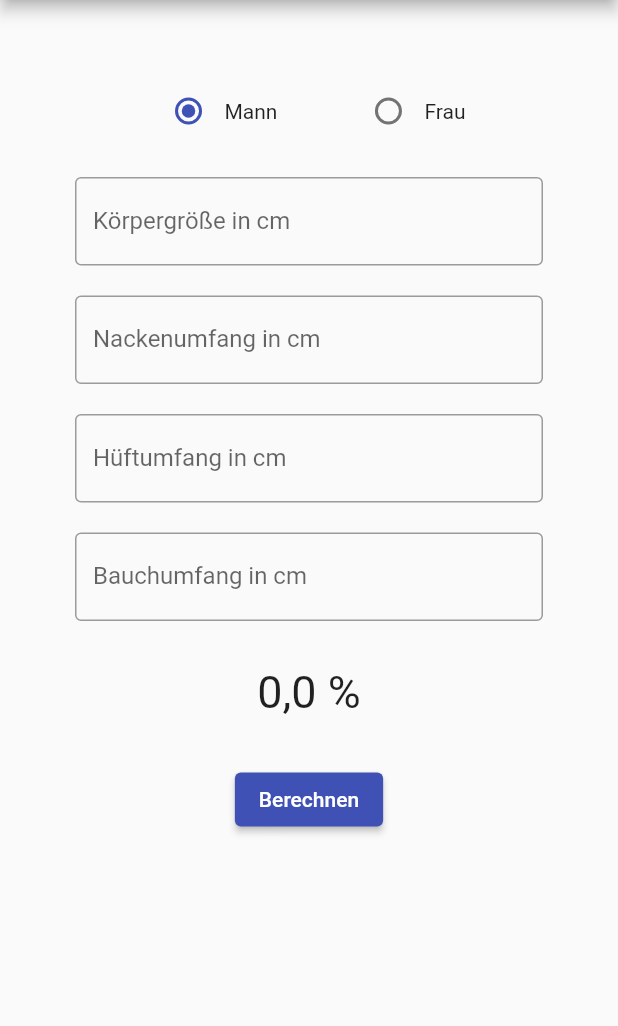
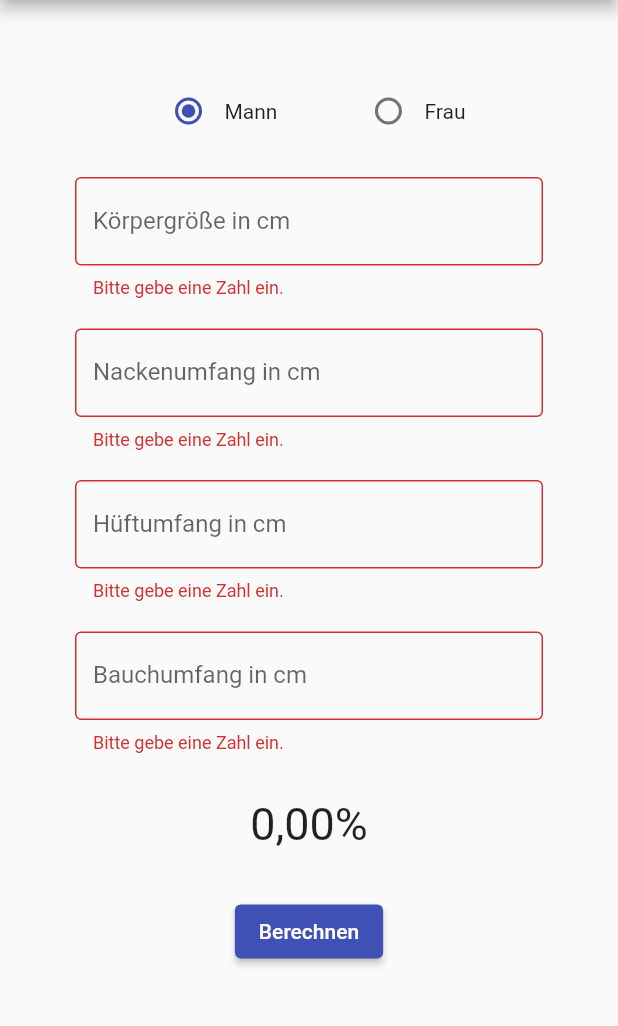
Before and after one commit to Nico-88/App001, a Flutter app: the screen it shows after launch, after a tap on "Berechnen", on a phone screen of 412 x 824 dp, the part 84-1110 px from its top. Run offline on Flutter 3.47's test engine with Material 2 defaults, Android fonts, the phone set to English and light mode, and no system bars.

```diff
--- a/lib/main.dart
+++ b/lib/main.dart
@@ -1,4 +1,5 @@
 import 'package:flutter/material.dart';
+import 'package:flutter/services.dart';
 
 void main() {
   runApp(const MyApp());
@@ -31,6 +32,29 @@ class MyHomePage extends StatefulWidget {
 class _MyHomePageState extends State<MyHomePage> {
   String gender = 'male';
   bool isVisible = true;
+  final _formKey = GlobalKey<FormState>();
+  String kfa = '0,00%';
+
+  @override
+  void initState() {
+    super.initState();
+  }
+
+  void _submit() {
+    if (_formKey.currentState!.validate()) {
+      print("Formular ist gültig und kann verarbeitet werden");
+    } else {
+      print("Formular ist nicht gültig");
+      //_formKey.currentState?.reset();
+    }
+  }
+
+  String? integerValidator(value) {
+    if (value == null || value.isEmpty) {
+      return 'Bitte gebe eine Zahl ein.';
+    }
+    return null;
+  }
 
   @override
   Widget build(BuildContext context) {
@@ -40,6 +64,7 @@ class _MyHomePageState extends State<MyHomePage> {
       ),
       body: SingleChildScrollView(
         child: Form(
+          key: _formKey,
           child: Padding(
             padding: const EdgeInsets.all(50),
             child: Column(
@@ -58,8 +83,8 @@ class _MyHomePageState extends State<MyHomePage> {
                         });
                       },
                     ),
-                    Text('Mann'),
-                    SizedBox(width: 50),
+                    const Text('Mann'),
+                    const SizedBox(width: 50),
                     Radio(
                       value: 'female',
                       groupValue: gender,
@@ -70,21 +95,26 @@ class _MyHomePageState extends State<MyHomePage> {
                         });
                       },
                     ),
-                    Text('Frau'),
+                    const Text('Frau'),
                   ],
                 ),
-                SizedBox(height: 20),
+                const SizedBox(height: 20),
                 TextFormField(
                   keyboardType: TextInputType.number,
-                  decoration: InputDecoration(
+                  validator: integerValidator,
+                  inputFormatters: <TextInputFormatter>[
+                    FilteringTextInputFormatter.digitsOnly,
+                  ],
+                  decoration: const InputDecoration(
                     labelText: 'Körpergröße in cm',
                     border: OutlineInputBorder(),
                   ),
                 ),
-                SizedBox(height: 20),
+                const SizedBox(height: 20),
                 TextFormField(
                   keyboardType: TextInputType.number,
-                  decoration: InputDecoration(
+                  validator: integerValidator,
+                  decoration: const InputDecoration(
                     labelText: 'Nackenumfang in cm',
                     border: OutlineInputBorder(),
                   ),
@@ -94,10 +124,11 @@ class _MyHomePageState extends State<MyHomePage> {
                   child:
                     Column(
                       children: [
-                        SizedBox(height: 20),
+                        const SizedBox(height: 20),
                         TextFormField(
                           keyboardType: TextInputType.number,
-                          decoration: InputDecoration(
+                          validator: integerValidator,
+                          decoration: const InputDecoration(
                             labelText: 'Hüftumfang in cm',
                             border: OutlineInputBorder(),
                           ),
@@ -105,37 +136,32 @@ class _MyHomePageState extends State<MyHomePage> {
                       ],
                     ),
                 ),
-                SizedBox(height: 20),
+                const SizedBox(height: 20),
                 TextFormField(
                   keyboardType: TextInputType.number,
-                  decoration: InputDecoration(
+                  validator: integerValidator,
+                  decoration: const InputDecoration(
                     labelText: 'Bauchumfang in cm',
                     border: OutlineInputBorder(),
                   ),
                 ),
-                SizedBox(height: 30),
+                const SizedBox(height: 30),
                 Row(
                   mainAxisAlignment: MainAxisAlignment.center,
                   children: [
                     Text(
-                        '0,0 %',
-                      style: const TextStyle(fontSize: 30),
+                      kfa,
+                      style: TextStyle(fontSize: 30),
                     ),
                   ],
                 ),
-                SizedBox(height: 30),
+                const SizedBox(height: 30),
                 Row(
                   mainAxisAlignment: MainAxisAlignment.center,
                   children: [
                     ElevatedButton(
-                      onPressed: () {
-                        if(gender == 'male') {
-                          print('Männer berechnung');
-                        } else {
-                          print('Frauen berechnung');
-                        }
-                      },
-                      child: Text('Berechnen')
+                      onPressed: () => _submit(),
+                      child: const Text('Berechnen'),
                     ),
                   ],
                 ),
```
